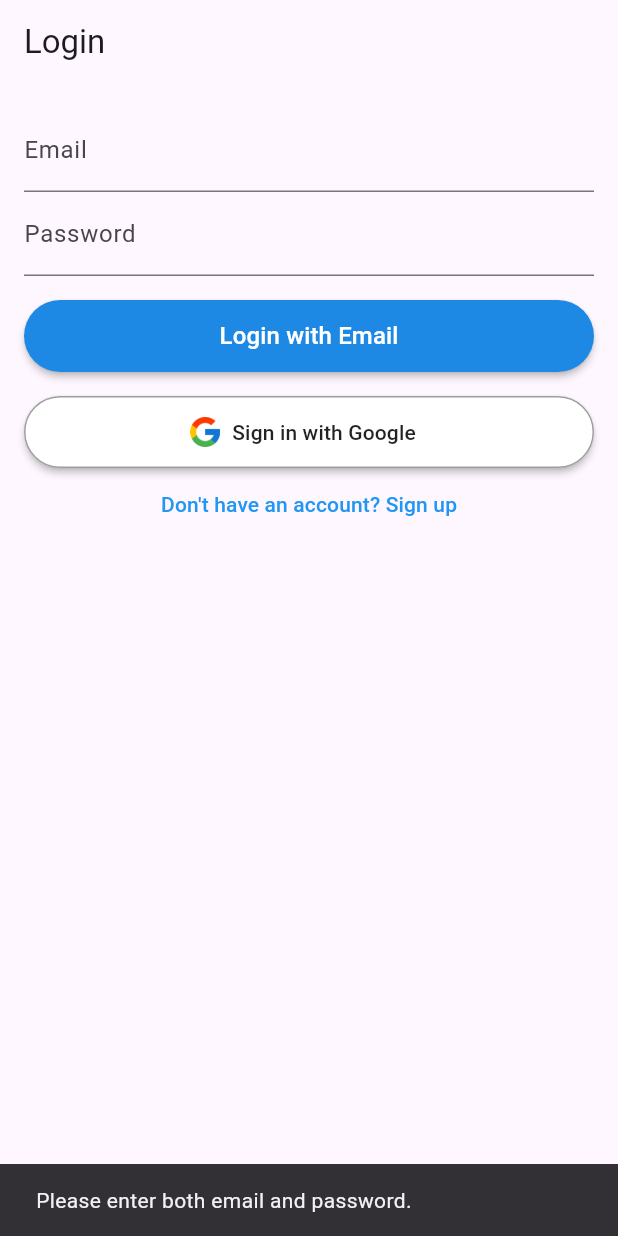
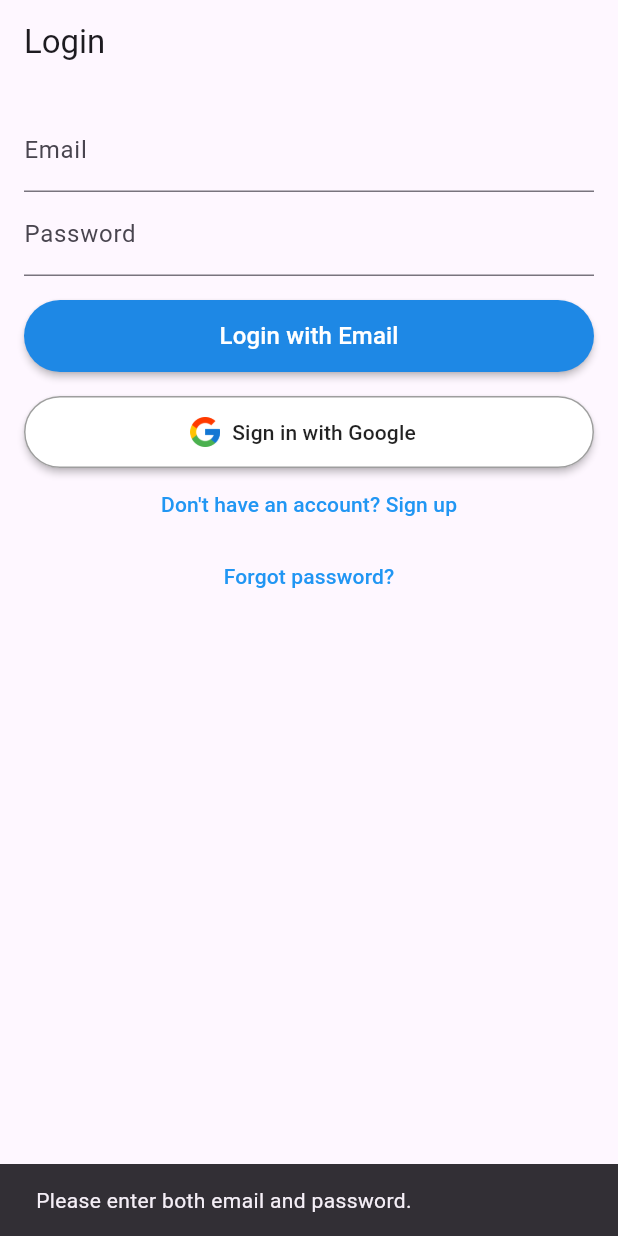
Before and after one commit to ThomasSchiolerH/Dust-Allergy-App, a Flutter app: the screen it shows after launch, after a tap on "Login with Email", on a phone screen of 412 x 824 dp. Run offline on Flutter 3.47's test engine with Material 3 defaults, Android fonts, the phone set to English and light mode, and no system bars; our stand-ins replace cloud_firestore, firebase_auth, firebase_core, fl_chart, flutter_local_notifications, google_sign_in and 3 more; accounts and stored records are empty.

Commit message:
login and sign up GIGA BOOST -> Email verification, password strength etc.

```diff
--- a/dust_allergy_app/lib/screens/login_screen.dart
+++ b/dust_allergy_app/lib/screens/login_screen.dart
@@ -3,6 +3,7 @@ import '../services/auth_service.dart';
 import '../widgets/bottom_nav_wrapper.dart';
 import '../services/firestore_service.dart';
 import 'signup_screen.dart';
+import 'package:firebase_auth/firebase_auth.dart';
 
 class LoginScreen extends StatefulWidget {
   const LoginScreen({super.key});
@@ -15,6 +16,9 @@ class _LoginScreenState extends State<LoginScreen> {
   final AuthService _authService = AuthService();
   final TextEditingController _emailController = TextEditingController();
   final TextEditingController _passwordController = TextEditingController();
+
+  String? _unverifiedEmail;
+  User? _unverifiedUser;
 
   void _loginWithEmail() async {
     final email = _emailController.text.trim();
@@ -31,6 +35,18 @@ class _LoginScreenState extends State<LoginScreen> {
         password: password,
       );
 
+      if (!credential.user!.emailVerified) {
+        await FirebaseAuth.instance.signOut();
+
+        setState(() {
+          _unverifiedEmail = credential.user!.email;
+          _unverifiedUser = credential.user;
+        });
+
+        _showError('Please verify your email before logging in.');
+        return;
+      }
+
       await FirestoreService().createUserProfile(
         userId: credential.user!.uid,
         email: credential.user!.email,
@@ -38,8 +54,16 @@ class _LoginScreenState extends State<LoginScreen> {
       );
 
       _navigateToApp();
+    } on FirebaseAuthException catch (e) {
+      if (e.code == 'user-not-found') {
+        _showError('No account found for that email.');
+      } else if (e.code == 'wrong-password') {
+        _showError('Incorrect password.');
+      } else {
+        _showError('Login failed: ${e.message}');
+      }
     } catch (e) {
-      _showError(e.toString());
+      _showError('An unexpected error occurred: $e');
     }
   }
 
@@ -91,6 +115,31 @@ class _LoginScreenState extends State<LoginScreen> {
       context,
       MaterialPageRoute(builder: (_) => const BottomNavWrapper()),
     );
+  }
+
+  void _forgotPassword() async {
+    final email = _emailController.text.trim();
+
+    if (email.isEmpty) {
+      _showError('Please enter your email first.');
+      return;
+    }
+
+    try {
+      await FirebaseAuth.instance.sendPasswordResetEmail(email: email);
+      _showError('Password reset email sent to $email.');
+    } catch (e) {
+      _showError('Error sending reset email: $e');
+    }
+  }
+
+  void _resendVerificationEmail() async {
+    try {
+      await _unverifiedUser?.sendEmailVerification();
+      _showError('Verification email resent to $_unverifiedEmail');
+    } catch (e) {
+      _showError('Error resending verification: $e');
+    }
   }
 
   void _showError(String message) {
@@ -160,6 +209,12 @@ class _LoginScreenState extends State<LoginScreen> {
                 style: TextStyle(fontSize: 16),
               ),
             ),
+            if (_unverifiedUser != null)
+              TextButton(
+                onPressed: _resendVerificationEmail,
+                child: const Text('Resend Verification Email',
+                    style: TextStyle(color: Colors.blue)),
+              ),
             const SizedBox(height: 16),
             _buildGoogleButton(),
             TextButton(
@@ -174,6 +229,13 @@ class _LoginScreenState extends State<LoginScreen> {
                 style: TextStyle(color: Colors.blue),
               ),
             ),
+            TextButton(
+              onPressed: _forgotPassword,
+              child: const Text(
+                'Forgot password?',
+                style: TextStyle(color: Colors.blue),
+              ),
+            ),
           ],
         ),
       ),
--- a/dust_allergy_app/lib/widgets/auth_gate.dart
+++ b/dust_allergy_app/lib/widgets/auth_gate.dart
@@ -17,11 +17,13 @@ class AuthGate extends StatelessWidget {
           );
         }
 
-        if (snapshot.hasData) {
+        final user = snapshot.data;
+
+        if (user != null && user.emailVerified) {
           return const BottomNavWrapper();
-        } else {
-          return const LoginScreen();
         }
+
+        return const LoginScreen();
       },
     );
   }
```
Also changed, not shown: dust_allergy_app/lib/screens/signup_screen.dart (+73 -5 lines). Lines whose indentation alone changed are shown as unchanged.
